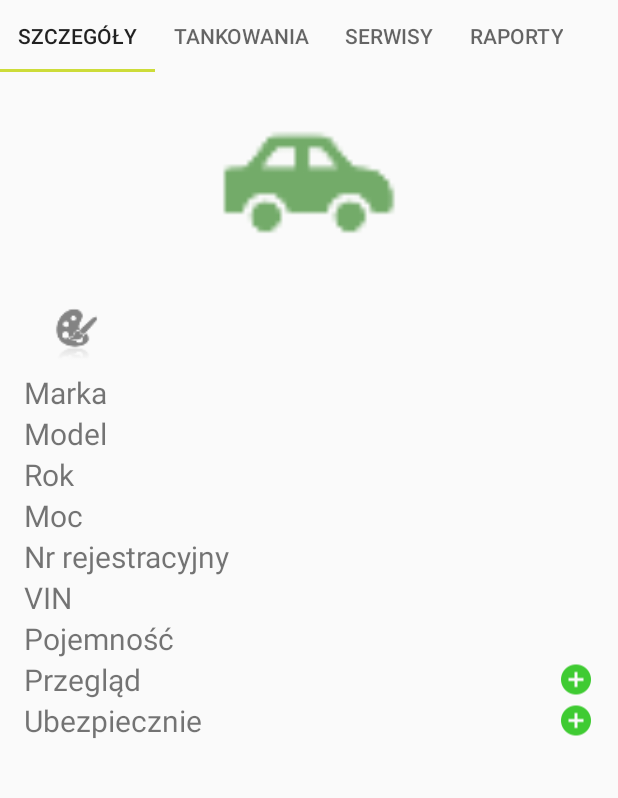
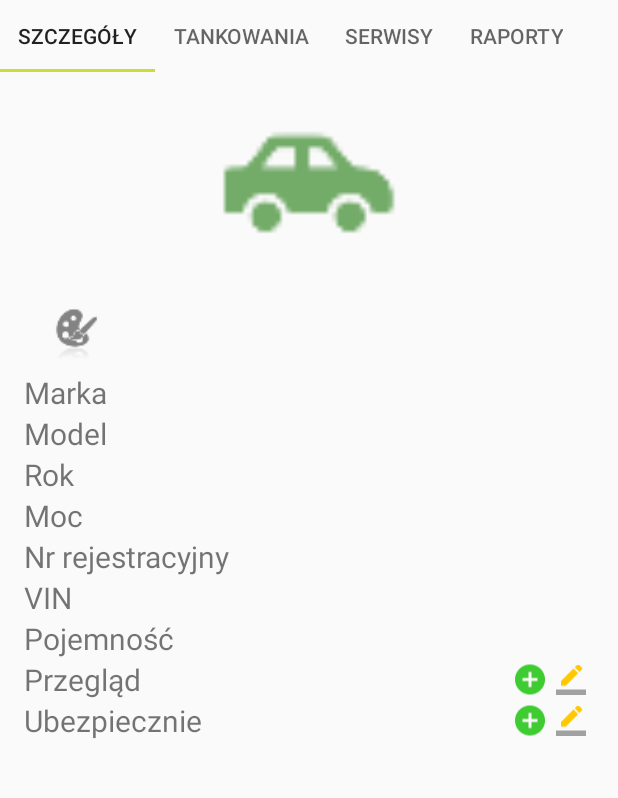
Before and after one commit to simur407/ZPI-AutoAssist, an Android app: the CarViewFragment screen opened directly, with no data from a screen before it, on a phone screen of 412 x 824 dp, the part 84-882 px from its top. Run offline under Robolectric (Android 15) with nearby library versions, the phone set to English and light mode, and no system bars; libraries missing offline, so code that uses them is left out: com.melnykov.fab, com.rafalzajfert.androidlogger; 6 statements that could not run were skipped.

Commit message:
ikonki edycji

```diff
--- a/app/src/main/java/pl/edu/pwr/zpi/autoasystent/view/fragment/CarViewFragment.java
+++ b/app/src/main/java/pl/edu/pwr/zpi/autoasystent/view/fragment/CarViewFragment.java
@@ -8,6 +8,7 @@ import android.support.v4.app.Fragment;
 import android.view.LayoutInflater;
 import android.view.View;
 import android.view.ViewGroup;
+import android.widget.ImageView;
 import android.widget.TextView;
 
 import java.text.SimpleDateFormat;
@@ -35,6 +36,7 @@ public class CarViewFragment extends Fragment implements TabFragment, CarViewPan
     protected TextView capacityField;
     protected TextView motField;
     protected TextView insuranceField;
+    private ImageView addMotButton, addInsuranceButton, editMotButton, editInsuranceButton;
     protected long carId;
 
     @Override
@@ -47,7 +49,6 @@ public class CarViewFragment extends Fragment implements TabFragment, CarViewPan
     public View onCreateView(LayoutInflater inflater, ViewGroup container, Bundle savedInstanceState) {
         View view = inflater.inflate(R.layout.fragment_car_view, container, false);
 
-        //TODO wczytać carId
         carId = getArguments().getLong(CarActivity.ID_KEY);
         final CarViewPresenter presenter = new CarViewPresenter(this, carId);
 
@@ -60,18 +61,37 @@ public class CarViewFragment extends Fragment implements TabFragment, CarViewPan
         capacityField = (TextView) view.findViewById(R.id.capacity_field);
         motField = (TextView) view.findViewById(R.id.mot_field);
         insuranceField = (TextView) view.findViewById(R.id.insurance_field);
-        view.findViewById(R.id.add_mot).setOnClickListener(new View.OnClickListener() {
+        addMotButton = (ImageView) view.findViewById(R.id.add_mot);
+        editMotButton = (ImageView) view.findViewById(R.id.edit_mot);
+        addInsuranceButton = (ImageView) view.findViewById(R.id.add_insurance);
+        editInsuranceButton = (ImageView) view.findViewById(R.id.edit_insurance);
+
+        addMotButton.setOnClickListener(new View.OnClickListener() {
+            @Override
+            public void onClick(View v) {
+                presenter.onMotButtonClick(v);
+            }
+        });
+        addInsuranceButton.setOnClickListener(new View.OnClickListener() {
             @Override
             public void onClick(View v) {
                 presenter.onInsuranceButtonClick(v);
             }
         });
-        view.findViewById(R.id.add_insurance).setOnClickListener(new View.OnClickListener() {
+
+        editMotButton.setOnClickListener(new View.OnClickListener() {
             @Override
             public void onClick(View v) {
-                presenter.onMotButtonClick(v);
+
             }
         });
+        editInsuranceButton.setOnClickListener(new View.OnClickListener() {
+            @Override
+            public void onClick(View v) {
+
+            }
+        });
+
         presenter.setCarData(carId);
 
         return view;
--- /dev/null
+++ b/app/src/main/res/drawable/ic_edit.xml
@@ -0,0 +1,13 @@
+<vector xmlns:android="http://schemas.android.com/apk/res/android"
+        android:width="24dp"
+        android:height="24dp"
+        android:viewportWidth="24.0"
+        android:viewportHeight="24.0">
+    <path
+        android:fillColor="#ffc800"
+        android:pathData="M17.75,7L14,3.25l-10,10L4,17h3.75l10,-10zM20.71,4.04c0.39,-0.39 0.39,-1.02 0,-1.41L18.37,0.29c-0.39,-0.39 -1.02,-0.39 -1.41,0L15,2.25 18.75,6l1.96,-1.96z"/>
+    <path
+        android:fillColor="#FF000000"
+        android:pathData="M0,20h24v4H0z"
+        android:fillAlpha=".36"/>
+</vector>
--- a/app/src/main/res/layout/fragment_car_view.xml
+++ b/app/src/main/res/layout/fragment_car_view.xml
@@ -193,9 +193,20 @@
 
 			<ImageView
 				android:id="@+id/add_mot"
-				android:layout_width="wrap_content"
-				android:layout_height="wrap_content"
+				android:layout_width="24dp"
+				android:layout_height="24dp"
 				android:src="@drawable/ic_add_circle_black_24dp"
+				android:layout_marginRight="5dp"
+				android:layout_toLeftOf="@+id/edit_mot"
+				android:layout_alignTop="@id/mot_field"
+				android:layout_alignBottom="@id/mot_field"/>
+
+			<ImageView
+				android:id="@+id/edit_mot"
+				android:layout_width="20dp"
+				android:layout_height="20dp"
+				android:src="@drawable/ic_edit"
+				android:layout_marginRight="5dp"
 				android:layout_toLeftOf="@+id/mot_field"
 				android:layout_alignTop="@id/mot_field"
 				android:layout_alignBottom="@id/mot_field"/>
@@ -221,9 +232,20 @@
 
 			<ImageView
 				android:id="@+id/add_insurance"
-				android:layout_width="wrap_content"
-				android:layout_height="wrap_content"
+				android:layout_width="24dp"
+				android:layout_height="24dp"
 				android:src="@drawable/ic_add_circle_black_24dp"
+				android:layout_toLeftOf="@+id/edit_insurance"
+				android:layout_alignTop="@id/insurance_field"
+				android:layout_marginRight="5dp"
+				android:layout_alignBottom="@id/insurance_field"/>
+
+			<ImageView
+				android:id="@+id/edit_insurance"
+				android:layout_width="20dp"
+				android:layout_height="20dp"
+				android:src="@drawable/ic_edit"
+				android:layout_marginRight="5dp"
 				android:layout_toLeftOf="@+id/insurance_field"
 				android:layout_alignTop="@id/insurance_field"
 				android:layout_alignBottom="@id/insurance_field"/>
```
